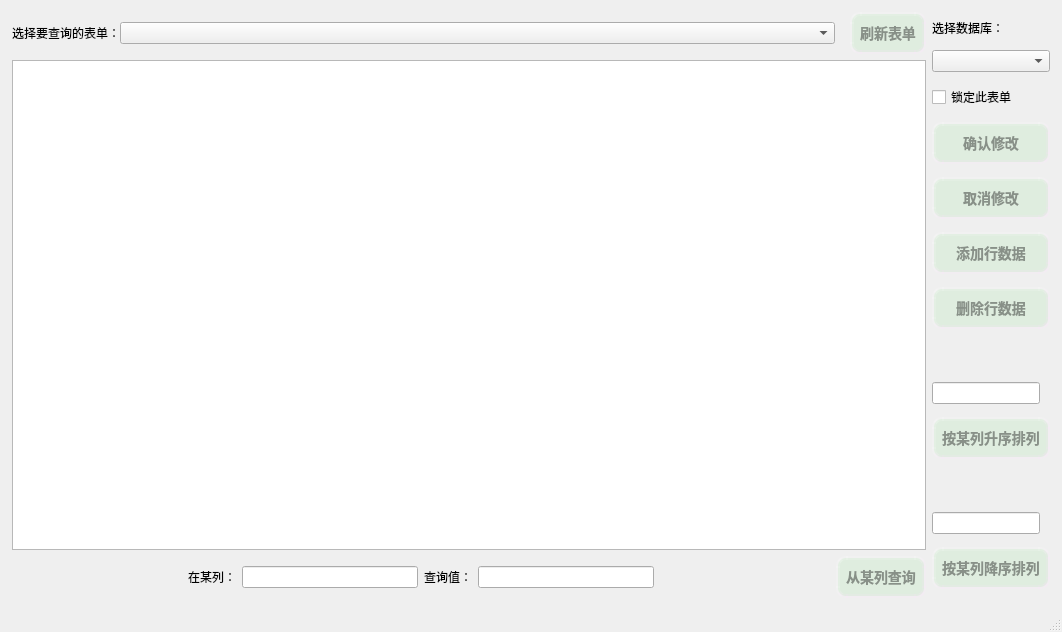
First picture: the form in mainwindow.ui, repository lc42476888/dataManage, before the edit.
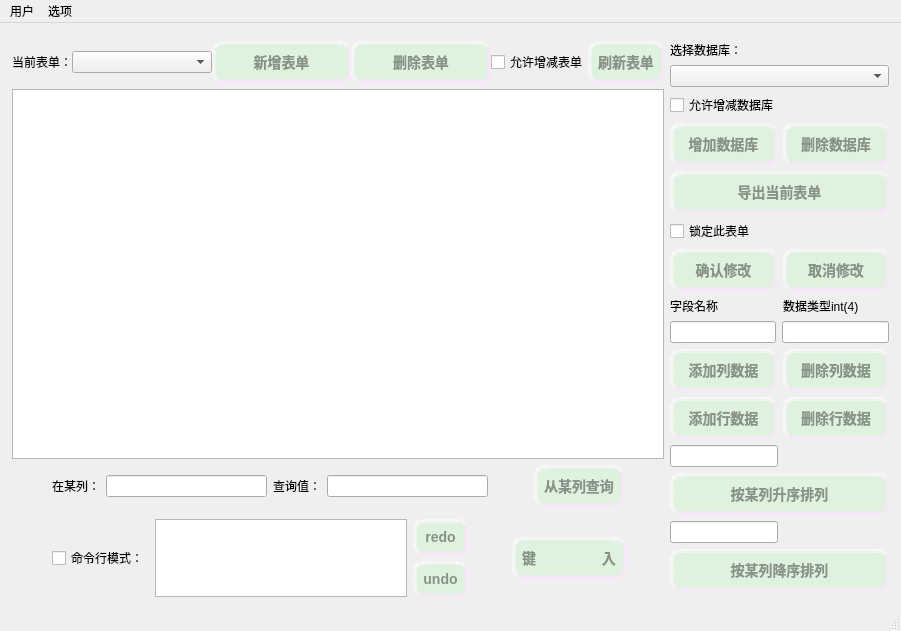
Second picture: the form after the edit. Icons and pictures are not drawn.

```diff
--- a/mainwindow.ui
+++ b/mainwindow.ui
@@ -6,8 +6,8 @@
    <rect>
     <x>0</x>
     <y>0</y>
-    <width>1062</width>
-    <height>632</height>
+    <width>901</width>
+    <height>582</height>
    </rect>
   </property>
   <property name="windowTitle">
@@ -20,9 +20,9 @@
 }
 
 
-QPushButton{
-/*背景色*/
-background-color: rgba(100, 225, 100, 30);
+QPushButton
+{/*背景色*/
+background-color:rgba(100,255,100, 30);
 /*边框样式*/
 border-style: outset;
 /*边框宽度为4像素*/
@@ -30,7 +30,7 @@
 /*边框圆角半径*/
 border-radius: 10px;
 /*边框颜色*/
-border-color: rgba(255, 225, 255, 30);
+border-color: rgba(255, 225, 255, 100);
 /*字体*/
 font: bold 14px;
 /*字体颜色*/
@@ -39,6 +39,7 @@
 padding: 6px;
 }
 
+
 /*鼠标悬停在按钮上时*/
 QPushButton:hover{
 background-color:rgba(100,255,100, 100);
@@ -78,12 +79,21 @@
      <number>12</number>
     </property>
     <item>
-     <layout class="QHBoxLayout" name="horizontalLayout_2">
+     <layout class="QHBoxLayout" name="horizontalLayout_2" stretch="0,0">
+      <property name="spacing">
+       <number>6</number>
+      </property>
       <property name="sizeConstraint">
        <enum>QLayout::SetDefaultConstraint</enum>
       </property>
+      <property name="topMargin">
+       <number>6</number>
+      </property>
       <item>
        <layout class="QVBoxLayout" name="verticalLayout_2">
+        <property name="spacing">
+         <number>6</number>
+        </property>
         <item>
          <layout class="QHBoxLayout" name="horizontalLayout_5">
           <property name="spacing">
@@ -116,7 +126,7 @@
              <string notr="true">font: 12pt &quot;Adobe Arabic&quot;;</string>
             </property>
             <property name="text">
-             <string>选择要查询的表单：</string>
+             <string>当前表单：</string>
             </property>
            </widget>
           </item>
@@ -137,20 +147,34 @@
            </widget>
           </item>
           <item>
-           <spacer name="horizontalSpacer_3">
-            <property name="orientation">
-             <enum>Qt::Horizontal</enum>
+           <widget class="QPushButton" name="addTablePushButton">
+            <property name="text">
+             <string>新增表单</string>
             </property>
-            <property name="sizeType">
-             <enum>QSizePolicy::Preferred</enum>
+           </widget>
+          </item>
+          <item>
+           <widget class="QPushButton" name="delTablePushButton">
+            <property name="text">
+             <string>删除表单</string>
             </property>
-            <property name="sizeHint" stdset="0">
-             <size>
-              <width>15</width>
-              <height>20</height>
-             </size>
+           </widget>
+          </item>
+          <item>
+           <widget class="QCheckBox" name="allowChangeTableCheckBox">
+            <property name="sizePolicy">
+             <sizepolicy hsizetype="Fixed" vsizetype="Fixed">
+              <horstretch>0</horstretch>
+              <verstretch>0</verstretch>
+             </sizepolicy>
             </property>
-           </spacer>
+            <property name="styleSheet">
+             <string notr="true">font: 14pt &quot;Adobe Arabic&quot;;</string>
+            </property>
+            <property name="text">
+             <string>允许增减表单</string>
+            </property>
+           </widget>
           </item>
           <item>
            <widget class="QPushButton" name="showTablePushButton">
@@ -180,6 +204,9 @@
             <property name="orientation">
              <enum>Qt::Horizontal</enum>
             </property>
+            <property name="sizeType">
+             <enum>QSizePolicy::Fixed</enum>
+            </property>
             <property name="sizeHint" stdset="0">
              <size>
               <width>40</width>
@@ -239,6 +266,9 @@
             <property name="orientation">
              <enum>Qt::Horizontal</enum>
             </property>
+            <property name="sizeType">
+             <enum>QSizePolicy::Fixed</enum>
+            </property>
             <property name="sizeHint" stdset="0">
              <size>
               <width>40</width>
@@ -263,6 +293,158 @@
             </property>
            </widget>
           </item>
+          <item>
+           <spacer name="horizontalSpacer_5">
+            <property name="orientation">
+             <enum>Qt::Horizontal</enum>
+            </property>
+            <property name="sizeType">
+             <enum>QSizePolicy::Fixed</enum>
+            </property>
+            <property name="sizeHint" stdset="0">
+             <size>
+              <width>40</width>
+              <height>20</height>
+             </size>
+            </property>
+           </spacer>
+          </item>
+         </layout>
+        </item>
+        <item>
+         <layout class="QHBoxLayout" name="horizontalLayout_3">
+          <property name="spacing">
+           <number>6</number>
+          </property>
+          <property name="sizeConstraint">
+           <enum>QLayout::SetDefaultConstraint</enum>
+          </property>
+          <property name="leftMargin">
+           <number>0</number>
+          </property>
+          <property name="topMargin">
+           <number>6</number>
+          </property>
+          <property name="rightMargin">
+           <number>0</number>
+          </property>
+          <property name="bottomMargin">
+           <number>0</number>
+          </property>
+          <item>
+           <spacer name="horizontalSpacer_8">
+            <property name="orientation">
+             <enum>Qt::Horizontal</enum>
+            </property>
+            <property name="sizeType">
+             <enum>QSizePolicy::Fixed</enum>
+            </property>
+            <property name="sizeHint" stdset="0">
+             <size>
+              <width>40</width>
+              <height>20</height>
+             </size>
+            </property>
+           </spacer>
+          </item>
+          <item>
+           <widget class="QCheckBox" name="cmdCheckBox">
+            <property name="sizePolicy">
+             <sizepolicy hsizetype="Fixed" vsizetype="Fixed">
+              <horstretch>0</horstretch>
+              <verstretch>0</verstretch>
+             </sizepolicy>
+            </property>
+            <property name="styleSheet">
+             <string notr="true">font: 12pt &quot;Adobe Arabic&quot;;</string>
+            </property>
+            <property name="text">
+             <string>命令行模式：</string>
+            </property>
+           </widget>
+          </item>
+          <item>
+           <widget class="QTextEdit" name="cmdTextEdit">
+            <property name="enabled">
+             <bool>true</bool>
+            </property>
+            <property name="sizePolicy">
+             <sizepolicy hsizetype="Maximum" vsizetype="Ignored">
+              <horstretch>0</horstretch>
+              <verstretch>0</verstretch>
+             </sizepolicy>
+            </property>
+           </widget>
+          </item>
+          <item>
+           <layout class="QVBoxLayout" name="verticalLayout_3">
+            <property name="rightMargin">
+             <number>0</number>
+            </property>
+            <item>
+             <widget class="QPushButton" name="redoTextEditPushButton">
+              <property name="text">
+               <string>redo</string>
+              </property>
+             </widget>
+            </item>
+            <item>
+             <widget class="QPushButton" name="undoTextEditPushButton">
+              <property name="text">
+               <string>undo</string>
+              </property>
+             </widget>
+            </item>
+           </layout>
+          </item>
+          <item>
+           <spacer name="horizontalSpacer_7">
+            <property name="orientation">
+             <enum>Qt::Horizontal</enum>
+            </property>
+            <property name="sizeType">
+             <enum>QSizePolicy::Fixed</enum>
+            </property>
+            <property name="sizeHint" stdset="0">
+             <size>
+              <width>38</width>
+              <height>20</height>
+             </size>
+            </property>
+           </spacer>
+          </item>
+          <item>
+           <widget class="QPushButton" name="cmdCommandPushButton">
+            <property name="sizePolicy">
+             <sizepolicy hsizetype="Fixed" vsizetype="Fixed">
+              <horstretch>0</horstretch>
+              <verstretch>0</verstretch>
+             </sizepolicy>
+            </property>
+            <property name="styleSheet">
+             <string notr="true">font: 12pt &quot;Adobe Arabic&quot;;</string>
+            </property>
+            <property name="text">
+             <string>键                 入</string>
+            </property>
+           </widget>
+          </item>
+          <item>
+           <spacer name="horizontalSpacer_6">
+            <property name="orientation">
+             <enum>Qt::Horizontal</enum>
+            </property>
+            <property name="sizeType">
+             <enum>QSizePolicy::Fixed</enum>
+            </property>
+            <property name="sizeHint" stdset="0">
+             <size>
+              <width>38</width>
+              <height>20</height>
+             </size>
+            </property>
+           </spacer>
+          </item>
          </layout>
         </item>
        </layout>
@@ -272,6 +454,9 @@
         <property name="sizeConstraint">
          <enum>QLayout::SetNoConstraint</enum>
         </property>
+        <property name="bottomMargin">
+         <number>6</number>
+        </property>
         <item>
          <widget class="QLabel" name="label_3">
           <property name="sizePolicy">
@@ -310,6 +495,41 @@
           </property>
          </widget>
         </item>
+        <item>
+         <widget class="QCheckBox" name="allowChangeDatabaseCheckBox">
+          <property name="styleSheet">
+           <string notr="true">font: 14pt &quot;Adobe Arabic&quot;;</string>
+          </property>
+          <property name="text">
+           <string>允许增减数据库</string>
+          </property>
+         </widget>
+        </item>
+        <item>
+         <layout class="QHBoxLayout" name="horizontalLayout_8">
+          <item>
+           <widget class="QPushButton" name="addDatabasePushButton">
+            <property name="text">
+             <string>增加数据库</string>
+            </property>
+           </widget>
+          </item>
+          <item>
+           <widget class="QPushButton" name="delDatabasePushButton">
+            <property name="text">
+             <string>删除数据库</string>
+            </property>
+           </widget>
+          </item>
+         </layout>
+        </item>
+        <item>
+         <widget class="QPushButton" name="pushButton_2">
+          <property name="text">
+           <string>导出当前表单</string>
+          </property>
+         </widget>
+        </item>
         <item>
          <widget class="QCheckBox" name="lockTableCheckBox">
           <property name="styleSheet">
@@ -321,76 +541,126 @@
          </widget>
         </item>
         <item>
-         <widget class="QPushButton" name="confirmChangePushButton">
-          <property name="sizePolicy">
-           <sizepolicy hsizetype="Minimum" vsizetype="Maximum">
-            <horstretch>0</horstretch>
-            <verstretch>0</verstretch>
-           </sizepolicy>
-          </property>
-          <property name="styleSheet">
-           <string notr="true">font: 12pt &quot;Adobe Arabic&quot;;</string>
-          </property>
-          <property name="text">
-           <string>确认修改</string>
-          </property>
-         </widget>
+         <layout class="QHBoxLayout" name="horizontalLayout_7">
+          <item>
+           <widget class="QPushButton" name="confirmChangePushButton">
+            <property name="sizePolicy">
+             <sizepolicy hsizetype="Minimum" vsizetype="Maximum">
+              <horstretch>0</horstretch>
+              <verstretch>0</verstretch>
+             </sizepolicy>
+            </property>
+            <property name="font">
+             <font>
+              <family>黑体</family>
+              <pointsize>12</pointsize>
+              <weight>9</weight>
+              <italic>false</italic>
+              <bold>false</bold>
+             </font>
+            </property>
+            <property name="styleSheet">
+             <string notr="true">font: 75 12pt &quot;黑体&quot;;</string>
+            </property>
+            <property name="text">
+             <string>确认修改</string>
+            </property>
+           </widget>
+          </item>
+          <item>
+           <widget class="QPushButton" name="cancelChangePushButton">
+            <property name="styleSheet">
+             <string notr="true">font: 12pt &quot;Adobe Arabic&quot;;</string>
+            </property>
+            <property name="text">
+             <string>取消修改</string>
+            </property>
+           </widget>
+          </item>
+         </layout>
         </item>
         <item>
-         <widget class="QPushButton" name="cancelChangePushButton">
-          <property name="styleSheet">
-           <string notr="true">font: 12pt &quot;Adobe Arabic&quot;;</string>
+         <layout class="QHBoxLayout" name="horizontalLayout_10">
+          <property name="topMargin">
+           <number>0</number>
           </property>
-          <property name="text">
-           <string>取消修改</string>
-          </property>
-         </widget>
+          <item>
+           <widget class="QLabel" name="label_6">
+            <property name="text">
+             <string>字段名称</string>
+            </property>
+           </widget>
+          </item>
+          <item>
+           <widget class="QLabel" name="label_5">
+            <property name="text">
+             <string>数据类型int(4)</string>
+            </property>
+           </widget>
+          </item>
+         </layout>
         </item>
         <item>
-         <widget class="QPushButton" name="addLinePushButton">
-          <property name="font">
-           <font>
-            <pointsize>-1</pointsize>
-            <weight>75</weight>
-            <italic>false</italic>
-            <bold>true</bold>
-           </font>
-          </property>
-          <property name="text">
-           <string>添加行数据</string>
-          </property>
-         </widget>
+         <layout class="QHBoxLayout" name="horizontalLayout_9">
+          <item>
+           <widget class="QLineEdit" name="addColNameLineEdit"/>
+          </item>
+          <item>
+           <widget class="QLineEdit" name="addColTypelineEdit"/>
+          </item>
+         </layout>
         </item>
         <item>
-         <widget class="QPushButton" name="deleteLinePushButton">
-          <property name="font">
-           <font>
-            <pointsize>-1</pointsize>
-            <weight>75</weight>
-            <italic>false</italic>
-            <bold>true</bold>
-           </font>
-          </property>
-          <property name="text">
-           <string>删除行数据</string>
-          </property>
-         </widget>
+         <layout class="QHBoxLayout" name="horizontalLayout_6">
+          <item>
+           <widget class="QPushButton" name="addListPushButton">
+            <property name="text">
+             <string>添加列数据</string>
+            </property>
+           </widget>
+          </item>
+          <item>
+           <widget class="QPushButton" name="deleteListPushButton">
+            <property name="text">
+             <string>删除列数据</string>
+            </property>
+           </widget>
+          </item>
+         </layout>
         </item>
         <item>
-         <spacer name="verticalSpacer">
-          <property name="orientation">
-           <enum>Qt::Vertical</enum>
-          </property>
-          <property name="sizeType">
-           <enum>QSizePolicy::Fixed</enum>
-          </property>
-          <property name="sizeHint" stdset="0">
-           <size>
-            <width>20</width>
-            <height>40</height>
-           </size>
-          </property>
-         </spacer>
+         <layout class="QHBoxLayout" name="horizontalLayout_4">
+          <item>
+           <widget class="QPushButton" name="addLinePushButton">
+            <property name="font">
+             <font>
+              <pointsize>-1</pointsize>
+              <weight>75</weight>
+              <italic>false</italic>
+              <bold>true</bold>
+             </font>
+            </property>
+            <property name="text">
+             <string>添加行数据</string>
+            </property>
+           </widget>
+          </item>
+          <item>
+           <widget class="QPushButton" name="deleteLinePushButton">
+            <property name="font">
+             <font>
+              <pointsize>-1</pointsize>
+              <weight>75</weight>
+              <italic>false</italic>
+              <bold>true</bold>
+             </font>
+            </property>
+            <property name="text">
+             <string>删除行数据</string>
+            </property>
+           </widget>
+          </item>
+         </layout>
         </item>
         <item>
          <widget class="QLineEdit" name="ascendOrderLineEdit">
@@ -417,22 +687,6 @@
           </property>
          </widget>
         </item>
-        <item>
-         <spacer name="verticalSpacer_2">
-          <property name="orientation">
-           <enum>Qt::Vertical</enum>
-          </property>
-          <property name="sizeType">
-           <enum>QSizePolicy::Fixed</enum>
-          </property>
-          <property name="sizeHint" stdset="0">
-           <size>
-            <width>20</width>
-            <height>40</height>
-           </size>
-          </property>
-         </spacer>
-        </item>
         <item>
          <widget class="QLineEdit" name="descendOrderLineEdit">
           <property name="sizePolicy">
@@ -469,10 +723,35 @@
     <rect>
      <x>0</x>
      <y>0</y>
-     <width>1062</width>
+     <width>901</width>
      <height>23</height>
     </rect>
    </property>
+   <widget class="QMenu" name="menu">
+    <property name="title">
+     <string>用户</string>
+    </property>
+    <addaction name="actionQie"/>
+    <addaction name="actionDenhasd"/>
+    <addaction name="actionXiug"/>
+   </widget>
+   <widget class="QMenu" name="menu_2">
+    <property name="title">
+     <string>选项</string>
+    </property>
+    <widget class="QMenu" name="menu_3">
+     <property name="title">
+      <string>换肤</string>
+     </property>
+     <addaction name="actionXg"/>
+     <addaction name="actionMoren"/>
+     <addaction name="actionAnhei"/>
+     <addaction name="actionHack"/>
+    </widget>
+    <addaction name="menu_3"/>
+   </widget>
+   <addaction name="menu"/>
+   <addaction name="menu_2"/>
   </widget>
   <widget class="QStatusBar" name="statusbar"/>
  </widget>
```
Left out of the diff: 35 changed lines with no effect on the pictures.
